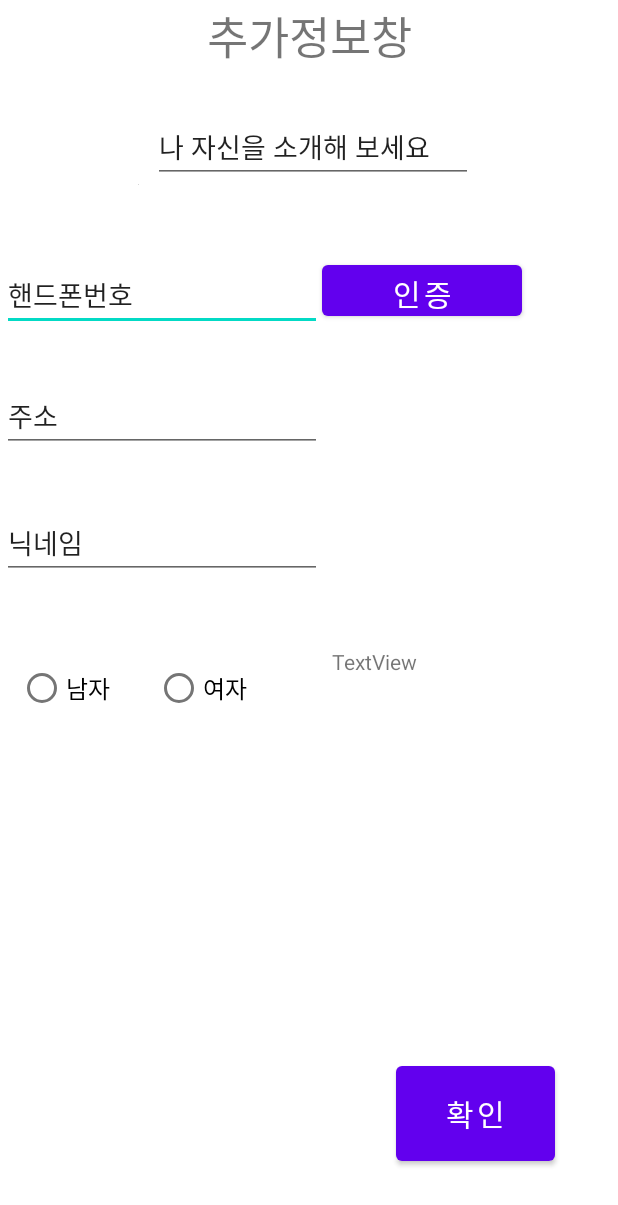
After one commit to kwonjuyeong/mycapston, an Android app: the layout activity_extra_information.xml on its own in the app's theme, with its tools: preview values and no code run, on a phone screen of 412 x 824 dp. The commit adds this screen. Shown: the top 1205 px of the screen. Run offline under Robolectric (Android 15) with nearby library versions, the phone set to English and light mode, and no system bars.

Commit message:
Kjunser0.7

```diff
--- /dev/null
+++ b/app/src/main/res/layout/activity_extra_information.xml
@@ -0,0 +1,195 @@
+<?xml version="1.0" encoding="utf-8"?>
+<androidx.constraintlayout.widget.ConstraintLayout xmlns:android="http://schemas.android.com/apk/res/android"
+    xmlns:app="http://schemas.android.com/apk/res-auto"
+    xmlns:tools="http://schemas.android.com/tools"
+    android:layout_width="match_parent"
+    android:layout_height="match_parent">
+
+    <LinearLayout
+        android:id="@+id/linearLayout8"
+        android:layout_width="0dp"
+        android:layout_height="0dp"
+        android:layout_marginStart="1dp"
+        android:layout_marginLeft="1dp"
+        android:layout_marginTop="1dp"
+        android:layout_marginEnd="1dp"
+        android:layout_marginRight="1dp"
+        android:layout_marginBottom="46dp"
+        android:orientation="vertical"
+        app:layout_constraintBottom_toTopOf="@+id/imageView3"
+        app:layout_constraintEnd_toEndOf="parent"
+        app:layout_constraintStart_toStartOf="parent"
+        app:layout_constraintTop_toTopOf="parent">
+
+        <TextView
+            android:id="@+id/textView"
+            android:layout_width="match_parent"
+            android:layout_height="wrap_content"
+            android:gravity="center"
+            android:text="추가정보창"
+            android:textSize="30sp" />
+    </LinearLayout>
+
+    <ImageView
+        android:id="@+id/imageView3"
+        android:layout_width="wrap_content"
+        android:layout_height="wrap_content"
+        android:layout_marginEnd="9dp"
+        android:layout_marginRight="9dp"
+        android:layout_marginBottom="47dp"
+        app:layout_constraintBottom_toTopOf="@+id/linearLayout9"
+        app:layout_constraintEnd_toStartOf="@+id/editTextTextPersonName18"
+        app:layout_constraintHorizontal_chainStyle="packed"
+        app:layout_constraintStart_toStartOf="parent"
+        app:layout_constraintTop_toBottomOf="@+id/linearLayout8"
+        tools:srcCompat="@tools:sample/avatars" />
+
+    <RadioGroup
+        android:id="@+id/radioGroup3"
+        android:layout_width="0dp"
+        android:layout_height="0dp"
+        android:layout_marginStart="12dp"
+        android:layout_marginLeft="12dp"
+        android:layout_marginEnd="19dp"
+        android:layout_marginRight="19dp"
+        android:layout_marginBottom="208dp"
+        android:orientation="horizontal"
+        app:layout_constraintBottom_toTopOf="@+id/button11"
+        app:layout_constraintEnd_toStartOf="@+id/textView6"
+        app:layout_constraintStart_toStartOf="parent"
+        app:layout_constraintTop_toBottomOf="@+id/linearLayout7">
+
+        <RadioButton
+            android:id="@+id/radioButton2"
+            android:layout_width="91dp"
+            android:layout_height="match_parent"
+            android:text="남자"
+            android:textSize="16sp" />
+
+        <RadioButton
+            android:id="@+id/radioButton"
+            android:layout_width="85dp"
+            android:layout_height="match_parent"
+            android:text="여자"
+            android:textSize="16sp" />
+    </RadioGroup>
+
+    <Button
+        android:id="@+id/button11"
+        android:layout_width="106dp"
+        android:layout_height="0dp"
+        android:layout_marginEnd="42dp"
+        android:layout_marginRight="42dp"
+        android:layout_marginBottom="44dp"
+        android:text="확인"
+        android:textSize="20sp"
+        app:layout_constraintBottom_toBottomOf="parent"
+        app:layout_constraintEnd_toEndOf="parent"
+        app:layout_constraintTop_toBottomOf="@+id/radioGroup3" />
+
+    <LinearLayout
+        android:id="@+id/linearLayout9"
+        android:layout_width="0dp"
+        android:layout_height="0dp"
+        android:layout_marginStart="1dp"
+        android:layout_marginLeft="1dp"
+        android:layout_marginEnd="1dp"
+        android:layout_marginRight="1dp"
+        android:layout_marginBottom="8dp"
+        android:orientation="horizontal"
+        app:layout_constraintBottom_toTopOf="@+id/linearLayout6"
+        app:layout_constraintEnd_toEndOf="parent"
+        app:layout_constraintStart_toStartOf="parent"
+        app:layout_constraintTop_toBottomOf="@+id/imageView3">
+
+        <EditText
+            android:id="@+id/editTextTextPersonName4"
+            android:layout_width="wrap_content"
+            android:layout_height="wrap_content"
+            android:ems="10"
+            android:inputType="textPersonName"
+            android:text="핸드폰번호" />
+
+        <Button
+            android:id="@+id/button12"
+            android:layout_width="133dp"
+            android:layout_height="46dp"
+            android:text="인증"
+            android:textSize="20sp" />
+    </LinearLayout>
+
+    <LinearLayout
+        android:id="@+id/linearLayout6"
+        android:layout_width="0dp"
+        android:layout_height="0dp"
+        android:layout_marginStart="1dp"
+        android:layout_marginLeft="1dp"
+        android:layout_marginEnd="1dp"
+        android:layout_marginRight="1dp"
+        android:layout_marginBottom="9dp"
+        android:orientation="horizontal"
+        app:layout_constraintBottom_toTopOf="@+id/linearLayout7"
+        app:layout_constraintEnd_toEndOf="parent"
+        app:layout_constraintStart_toStartOf="parent"
+        app:layout_constraintTop_toBottomOf="@+id/linearLayout9">
+
+        <EditText
+            android:id="@+id/editTextTextPersonName13"
+            android:layout_width="wrap_content"
+            android:layout_height="wrap_content"
+            android:ems="10"
+            android:inputType="textPersonName"
+            android:text="주소" />
+    </LinearLayout>
+
+    <LinearLayout
+        android:id="@+id/linearLayout7"
+        android:layout_width="0dp"
+        android:layout_height="0dp"
+        android:layout_marginStart="1dp"
+        android:layout_marginLeft="1dp"
+        android:layout_marginEnd="1dp"
+        android:layout_marginRight="1dp"
+        android:layout_marginBottom="8dp"
+        android:orientation="horizontal"
+        app:layout_constraintBottom_toTopOf="@+id/radioGroup3"
+        app:layout_constraintEnd_toEndOf="parent"
+        app:layout_constraintStart_toStartOf="parent"
+        app:layout_constraintTop_toBottomOf="@+id/linearLayout6">
+
+        <EditText
+            android:id="@+id/editTextTextPersonName14"
+            android:layout_width="wrap_content"
+            android:layout_height="wrap_content"
+            android:ems="10"
+            android:inputType="textPersonName"
+            android:text="닉네임" />
+    </LinearLayout>
+
+    <EditText
+        android:id="@+id/editTextTextPersonName18"
+        android:layout_width="wrap_content"
+        android:layout_height="wrap_content"
+        android:layout_marginEnd="5dp"
+        android:layout_marginRight="5dp"
+        android:layout_marginBottom="1dp"
+        android:ems="10"
+        android:inputType="textPersonName"
+        android:text="나 자신을 소개해 보세요"
+        app:layout_constraintBottom_toBottomOf="@+id/imageView3"
+        app:layout_constraintEnd_toEndOf="parent"
+        app:layout_constraintStart_toEndOf="@+id/imageView3" />
+
+    <TextView
+        android:id="@+id/textView6"
+        android:layout_width="wrap_content"
+        android:layout_height="wrap_content"
+        android:layout_marginTop="10dp"
+        android:layout_marginEnd="134dp"
+        android:layout_marginRight="134dp"
+        android:text="TextView"
+        app:layout_constraintEnd_toEndOf="parent"
+        app:layout_constraintStart_toEndOf="@+id/radioGroup3"
+        app:layout_constraintTop_toTopOf="@+id/radioGroup3" />
+
+</androidx.constraintlayout.widget.ConstraintLayout>
--- a/app/src/main/res/layout/activity_main.xml
+++ b/app/src/main/res/layout/activity_main.xml
@@ -5,6 +5,7 @@
     android:layout_width="match_parent"
     android:layout_height="match_parent"
     android:orientation="vertical"
+    android:background="@drawable/fried"
     tools:context=".MainActivity">
 
     <TextView
```
Also changed, not shown: app/src/main/res/drawable/button_shape.xml (added, +28 -0 lines), app/src/main/res/drawable/button_shape2.xml (added, +26 -0 lines), app/src/main/res/drawable/button_shape3.xml (added, +26 -0 lines), app/src/main/res/drawable/button_shape4.xml (added, +32 -0 lines), app/src/main/res/layout/activity_change_information.xml (added, +165 -0 lines), app/src/main/res/layout/button_test.xml (added, +61 -0 lines), app/src/main/res/drawable/fried.jpg (added).
